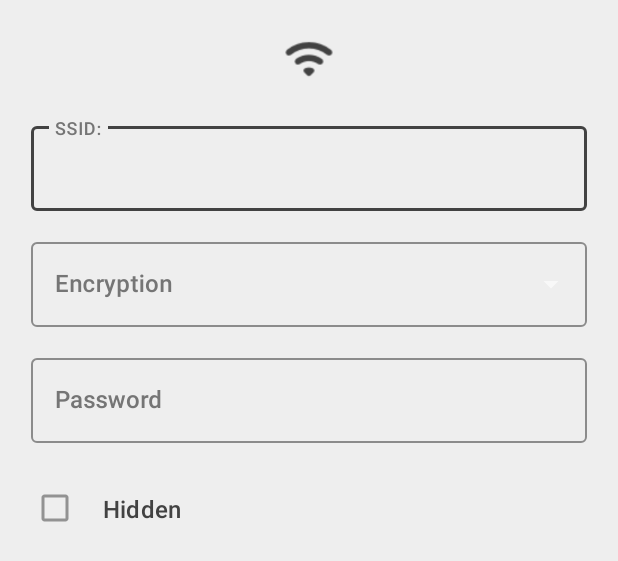
After one commit to Codemitry/QRing, an Android app: the layout input_wifi.xml on its own in the app's theme, with its tools: preview values and no code run, on a phone screen of 412 x 824 dp. The commit adds this screen. Shown: the top 561 px of the screen. Run offline under Robolectric (Android 15) with nearby library versions, the phone set to English and light mode, and no system bars.

Commit message:
Added sms, wifi

```diff
--- /dev/null
+++ b/app/src/main/res/layout/input_wifi.xml
@@ -0,0 +1,118 @@
+<?xml version="1.0" encoding="utf-8"?>
+<androidx.constraintlayout.widget.ConstraintLayout xmlns:android="http://schemas.android.com/apk/res/android"
+    xmlns:app="http://schemas.android.com/apk/res-auto"
+
+    style="@style/LayoutResultScan"
+    android:layout_width="match_parent"
+    android:layout_height="wrap_content">
+
+    <ImageView
+        android:id="@+id/icon"
+        android:layout_width="wrap_content"
+        android:layout_height="wrap_content"
+        android:scaleX="0.75"
+        android:scaleY="0.75"
+
+        android:src="@drawable/wifi"
+        app:layout_constraintEnd_toEndOf="parent"
+
+        app:layout_constraintStart_toStartOf="parent"
+        app:layout_constraintTop_toTopOf="parent"
+        app:tint="@color/gray_800" />
+
+    <com.google.android.material.textfield.TextInputLayout
+        android:id="@+id/ssidInput"
+        style="@style/TextInputLayout"
+
+        android:layout_width="match_parent"
+        android:layout_height="wrap_content"
+
+        android:layout_marginTop="15dp"
+
+        android:hint="@string/ssid"
+
+        app:layout_constraintEnd_toEndOf="parent"
+        app:layout_constraintStart_toStartOf="parent"
+        app:layout_constraintTop_toBottomOf="@id/icon">
+
+        <com.google.android.material.textfield.TextInputEditText
+            style="@style/TextInputEditText"
+
+            android:layout_width="match_parent"
+            android:layout_height="wrap_content"
+
+            android:imeOptions="actionDone"
+            android:inputType="text" />
+
+    </com.google.android.material.textfield.TextInputLayout>
+
+
+    <com.google.android.material.textfield.TextInputLayout
+        android:id="@+id/encryptionInput"
+        style="@style/TextInputLayout.Dropdown"
+
+        android:layout_width="match_parent"
+        android:layout_height="wrap_content"
+
+        android:layout_marginTop="15dp"
+
+        android:background="@color/gray_200"
+
+        android:hint="@string/encryption"
+
+        app:layout_constraintEnd_toEndOf="parent"
+        app:layout_constraintStart_toStartOf="parent"
+        app:layout_constraintTop_toBottomOf="@id/ssidInput">
+
+        <com.google.android.material.textfield.MaterialAutoCompleteTextView
+            style="@style/AutoCompleteTextView"
+            android:layout_width="match_parent"
+            android:layout_height="wrap_content"
+
+            android:inputType="none" />
+
+    </com.google.android.material.textfield.TextInputLayout>
+
+    <com.google.android.material.textfield.TextInputLayout
+        android:id="@+id/passwordInput"
+        style="@style/TextInputLayout"
+
+        android:layout_width="match_parent"
+        android:layout_height="wrap_content"
+
+        android:layout_marginTop="15dp"
+
+        android:hint="@string/password"
+
+        app:layout_constraintEnd_toEndOf="parent"
+        app:layout_constraintStart_toStartOf="parent"
+        app:layout_constraintTop_toBottomOf="@id/encryptionInput">
+
+        <com.google.android.material.textfield.TextInputEditText
+            style="@style/TextInputEditText"
+
+            android:layout_width="match_parent"
+            android:layout_height="wrap_content"
+
+            android:imeOptions="actionDone"
+            android:inputType="textVisiblePassword" />
+
+    </com.google.android.material.textfield.TextInputLayout>
+
+
+    <com.google.android.material.checkbox.MaterialCheckBox
+        android:id="@+id/hiddenCheckBox"
+        style="@style/AutoCompleteTextView"
+        android:layout_width="match_parent"
+        android:layout_height="wrap_content"
+
+        android:layout_marginStart="15dp"
+        android:layout_marginTop="15dp"
+        android:layout_marginEnd="15dp"
+        android:text="@string/hidden"
+
+        app:layout_constraintTop_toBottomOf="@id/passwordInput"
+
+        />
+
+</androidx.constraintlayout.widget.ConstraintLayout>
--- a/app/src/main/res/values/strings.xml
+++ b/app/src/main/res/values/strings.xml
@@ -53,9 +53,11 @@
         \n\t\t●\tL  (Low) Allow restoring of 7% damaged data
         \n\t\t●\tM  (Medium) Allow restoring of 15% damaged data
         \n\t\t●\tQ  (Quartile) Allow restoring of 25% damaged data
-        \n\t\t●\tH  (High)Allow restoring of 30% damaged data
+        \n\t\t●\tH  (High) Allow restoring of 30% damaged data
         \n\nFor QR codes with a picture, High-level is used
     </string>
-
+    <string name="encryption">Encryption</string>
+    <string name="password">Password</string>
+    <string name="hidden">Hidden</string>
 
 </resources>
--- a/app/src/main/res/values/styles.xml
+++ b/app/src/main/res/values/styles.xml
@@ -46,6 +46,7 @@
 
         <item name="android:textIsSelectable">true</item>
 
+        <item name="android:background">@color/gray_200</item>
         <item name="android:includeFontPadding">false</item>
     </style>
 
@@ -136,8 +137,26 @@
         <item name="android:layout_marginEnd">15dp</item>
     </style>
 
+    <style name="TextInputLayout.Dropdown" parent="Widget.MaterialComponents.TextInputLayout.OutlinedBox.Dense.ExposedDropdownMenu">
+        <item name="boxStrokeColor">@color/gray_800</item>
+        <item name="android:textColorHint">@color/gray_600</item>
+        <item name="hintTextColor">@color/gray_600</item>
+
+        <item name="android:layout_marginStart">15dp</item>
+        <item name="android:layout_marginEnd">15dp</item>
+    </style>
+
     <style name="TextInputEditText">
         <item name="android:textColor">@color/gray_800</item>
     </style>
 
+
+    <style name="AutoCompleteTextView" parent="@style/Widget.MaterialComponents.AutoCompleteTextView.OutlinedBox">
+
+        <!--        color of pressed list item-->
+        <item name="android:dropDownSelector">@color/gray_500</item>
+        <!--        color of selected text-->
+        <item name="android:textColor">@color/gray_800</item>
+    </style>
+
 </resources>
```
Also changed, not shown: app/src/main/java/com/codemitry/scanme/BarcodeDataAdapter.kt (+32 -4 lines), app/src/main/java/com/codemitry/scanme/ui/FormatFragment.kt (+41 -4 lines), app/src/main/res/layout/input_sms.xml (added, +78 -0 lines), 1 other file.
